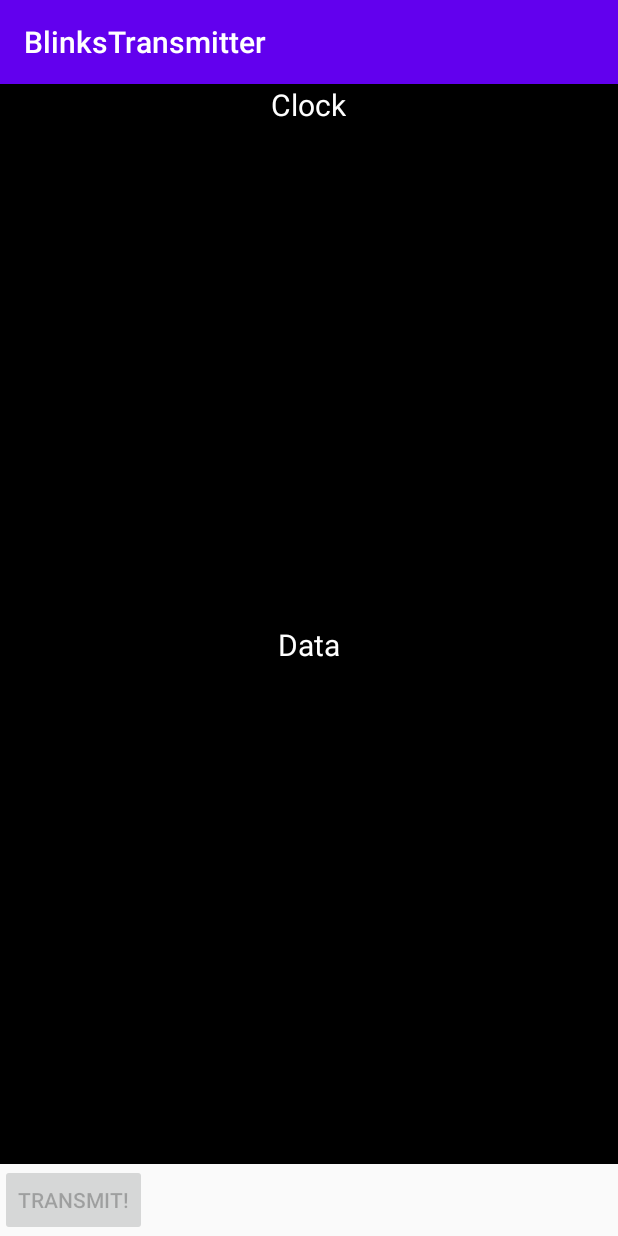
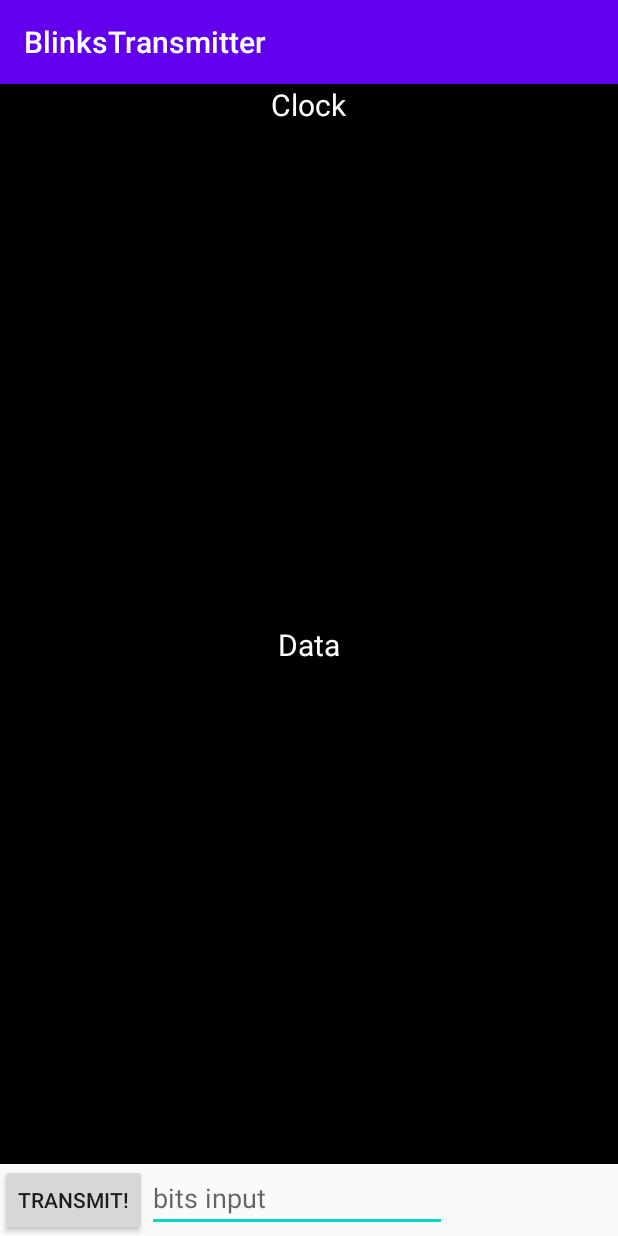
Before and after one commit to AmitEdv/BlinksTransmitter, an Android app: the screen it shows after launch (MainActivity), after a tap on "TRANSMIT!", on a phone screen of 412 x 824 dp. Run offline under Robolectric (Android 15) with nearby library versions, the phone set to English and light mode, and no system bars.

Commit message:
input from user, and not hard coded

```diff
--- a/app/src/main/java/com/example/blinkstransmitter/MainActivity.java
+++ b/app/src/main/java/com/example/blinkstransmitter/MainActivity.java
@@ -7,6 +7,7 @@ import android.os.Bundle;
 import android.util.Log;
 import android.view.View;
 import android.widget.Button;
+import android.widget.EditText;
 import android.widget.LinearLayout;
 import android.widget.RelativeLayout;
 
@@ -20,10 +21,10 @@ public class MainActivity extends AppCompatActivity {
     private static final int DELAY_BETWEEN_BITS_DURATION_millies = 500; //0.5 sec
     private static final int BIT_TRANSFER_DURATION_millies = 500; //0.5 sec
     private static final int BIT_TRANSFER_FULL_DUTY_CYCLE_DURATION_millies = BIT_TRANSFER_DURATION_millies + DELAY_BETWEEN_BITS_DURATION_millies;
-    private static final String SEQUENCE_TO_TRANSMIT = "1010";
 
     private RelativeLayout mClockLayout;
     private RelativeLayout mDataLayout;
+    private EditText mInputEditText;
     private Button mStartTransmitButton;
     private Timer mTimer;
     String mSequenceToTransmitQueueMSB = "";
@@ -35,10 +36,11 @@ public class MainActivity extends AppCompatActivity {
         mClockLayout = findViewById(R.id.clock_layout);
         mDataLayout = findViewById(R.id.data_layout);
         mStartTransmitButton = findViewById(R.id.start_transmit_btn);
+        mInputEditText = findViewById(R.id.input_et);
     }
 
     public void onClick_transmit(View view) {
-        String sequenceToTransmit = SEQUENCE_TO_TRANSMIT;
+        String sequenceToTransmit = mInputEditText.getText().toString();
         Log.i(TAG, "onClick_transmit(): sequenceToTransmit = " + sequenceToTransmit);
         if (!isInputToTransmitValid(sequenceToTransmit)) {
             return;
--- a/app/src/main/res/layout/activity_main.xml
+++ b/app/src/main/res/layout/activity_main.xml
@@ -50,6 +50,12 @@
             />
         </RelativeLayout>
 
+
+        <RelativeLayout
+            android:layout_width="wrap_content"
+            android:layout_height="wrap_content"
+            >
+
             <Button
             android:id="@+id/start_transmit_btn"
             android:layout_width="wrap_content"
@@ -58,8 +64,19 @@
             android:onClick="onClick_transmit"
             />
 
+            <EditText
+                android:id="@+id/input_et"
+                android:layout_width="200dp"
+                android:layout_height="wrap_content"
+                android:layout_toEndOf="@+id/start_transmit_btn"
+                android:layout_toRightOf="@+id/start_transmit_btn"
+                android:hint="@string/input_hint"
+                />
+        </RelativeLayout>
+
     </LinearLayout>
 
 
 
+
 </androidx.constraintlayout.widget.ConstraintLayout>
--- a/app/src/main/res/values/strings.xml
+++ b/app/src/main/res/values/strings.xml
@@ -3,4 +3,5 @@
     <string name="stage1_btn">Transmit!</string>
     <string name="clock_title">Clock</string>
     <string name="data_title">Data</string>
+    <string name="input_hint">bits input</string>
 </resources>
```
Lines whose indentation alone changed are shown as unchanged.
